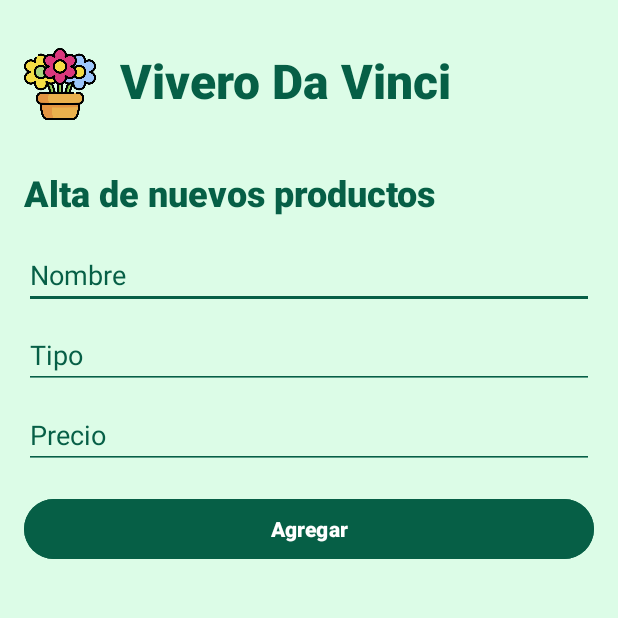
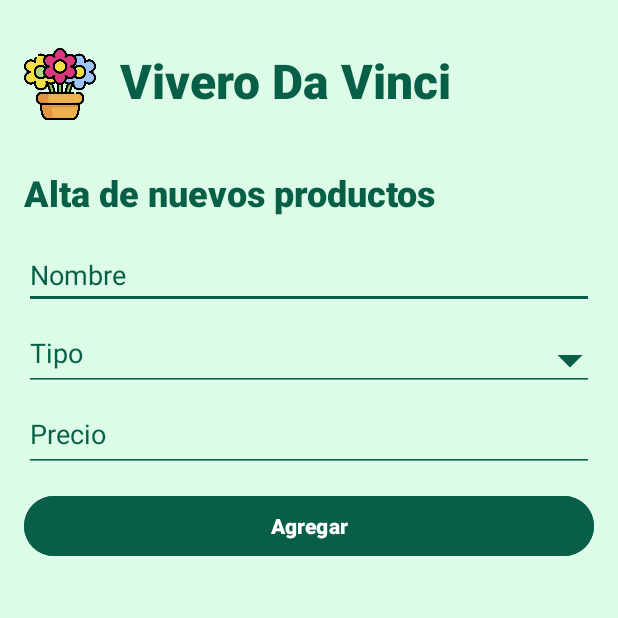
Before and after one commit to AgUsBF-DV/parcial-1-am-acn4bv-beceyro, an Android app: the screen it shows after launch (MainActivity), on a phone screen of 412 x 824 dp, the top half of it. Run offline under Robolectric (Android 15) with nearby library versions, the phone set to English and light mode, and no system bars.

```diff
--- a/app/src/main/java/com/example/viverodv/MainActivity.java
+++ b/app/src/main/java/com/example/viverodv/MainActivity.java
@@ -5,6 +5,8 @@ import android.text.TextUtils;
 import android.util.Log;
 import android.view.Gravity;
 import android.view.View;
+import android.widget.ArrayAdapter;
+import android.widget.AutoCompleteTextView;
 import android.widget.Button;
 import android.widget.EditText;
 import android.widget.LinearLayout;
@@ -17,7 +19,7 @@ public class MainActivity extends AppCompatActivity {
 
     // Campos/Elementos
     private EditText editTextPlantName;
-    private EditText editTextPlantType;
+    private AutoCompleteTextView editTextPlantType;
     private EditText editTextPlantPrice;
     private Button buttonAddProduct;
     private LinearLayout productsContainer;
@@ -33,7 +35,21 @@ public class MainActivity extends AppCompatActivity {
         editTextPlantPrice = findViewById(R.id.editTextPlantPrice);
         buttonAddProduct = findViewById(R.id.buttonAddProduct);
         productsContainer = findViewById(R.id.products_container);
-
+        // Configurar opciones del dropdown
+        String[] tipos = {"Planta de interior", "Planta de exterior", "Insumo", "Herramienta"};
+        ArrayAdapter<String> adapter = new ArrayAdapter<>(this, android.R.layout.simple_dropdown_item_1line, tipos);
+        editTextPlantType.setAdapter(adapter);
+        // Deshabilita teclado
+        editTextPlantType.setInputType(0);
+        // Forzar apertura del dropdown al hacer click
+        editTextPlantType.setFocusable(false);
+        // Listener del dropdown
+        editTextPlantType.setOnClickListener(new View.OnClickListener() {
+            @Override
+            public void onClick(View v) {
+                editTextPlantType.showDropDown();
+            }
+        });
         // Listener del boton
         buttonAddProduct.setOnClickListener(new View.OnClickListener() {
             @Override
--- /dev/null
+++ b/app/src/main/res/drawable/ic_arrow_drop_down.xml
@@ -0,0 +1,10 @@
+<?xml version="1.0" encoding="utf-8"?>
+<vector xmlns:android="http://schemas.android.com/apk/res/android"
+    android:width="30dp"
+    android:height="30dp"
+    android:viewportWidth="18"
+    android:viewportHeight="18">
+    <path
+        android:fillColor="@color/emerald_800"
+        android:pathData="M7,10l5,5 5,-5z"/>
+</vector>
--- a/app/src/main/res/layout/activity_main.xml
+++ b/app/src/main/res/layout/activity_main.xml
@@ -72,35 +72,41 @@
             android:id="@+id/editTextPlantName"
             android:layout_width="match_parent"
             android:layout_height="wrap_content"
-            android:layout_marginBottom="8dp"
+            android:layout_marginBottom="4dp"
             android:backgroundTint="@color/emerald_800"
             android:hint="@string/placeholder_nombre"
             android:inputType="textPersonName"
-            android:textColorHint="@color/emerald_800" />
+            android:textColorHint="@color/emerald_800"
+            tools:minHeight="50dp" />
 
-        <!-- Campo tipo -->
-        <EditText
+        <!-- Campo tipo (Dropdown) -->
+        <AutoCompleteTextView
             android:id="@+id/editTextPlantType"
             android:layout_width="match_parent"
             android:layout_height="wrap_content"
+            android:layout_marginBottom="4dp"
+            android:backgroundTint="@color/emerald_800"
+            android:drawableEnd="@drawable/ic_arrow_drop_down"
+            android:dropDownWidth="match_parent"
+            android:dropDownHeight="wrap_content"
+            android:gravity="center_vertical"
             android:hint="@string/placeholder_tipo"
-            android:inputType="text"
-            android:layout_marginBottom="8dp"
-            android:textColorHint="@color/emerald_800"
-            android:backgroundTint="@color/emerald_800"
-        />
+            android:inputType="none"
+            android:minHeight="50dp"
+            android:paddingEnd="6dp"
+            android:textColorHint="@color/emerald_800" />
 
         <!-- Campo precio -->
         <EditText
             android:id="@+id/editTextPlantPrice"
             android:layout_width="match_parent"
             android:layout_height="wrap_content"
+            android:layout_marginBottom="12dp"
+            android:backgroundTint="@color/emerald_800"
             android:hint="@string/placeholder_precio"
             android:inputType="numberDecimal"
-            android:layout_marginBottom="16dp"
-            android:textColorHint="@color/emerald_800"
-            android:backgroundTint="@color/emerald_800"
-        />
+            android:minHeight="50dp"
+            android:textColorHint="@color/emerald_800" />
 
         <!-- Botón -->
         <Button
```
